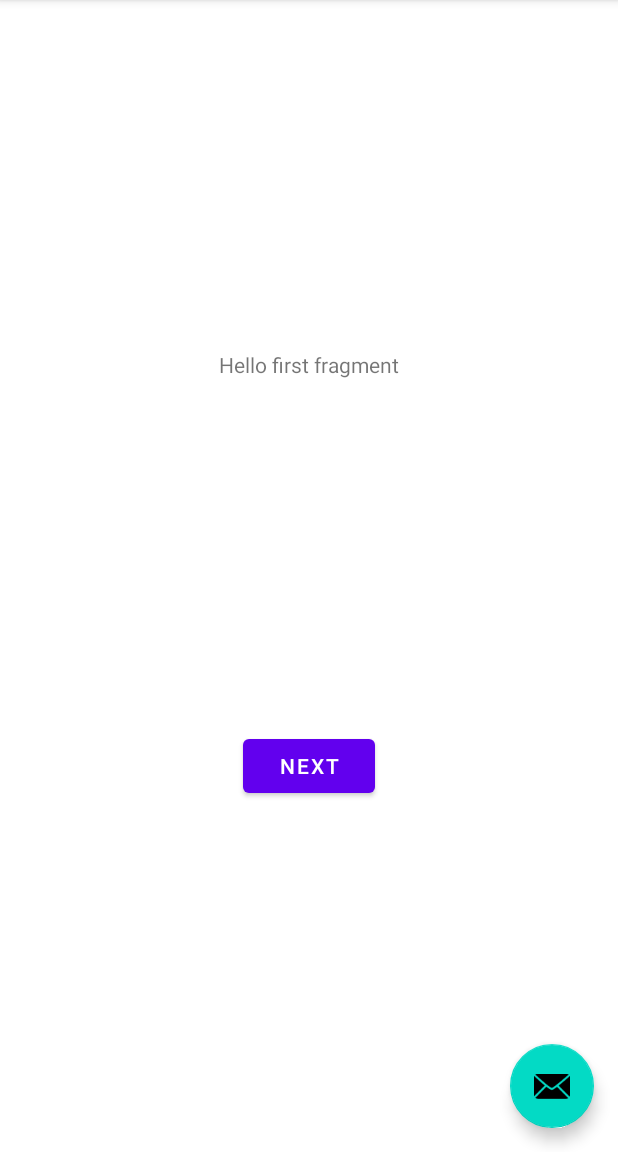
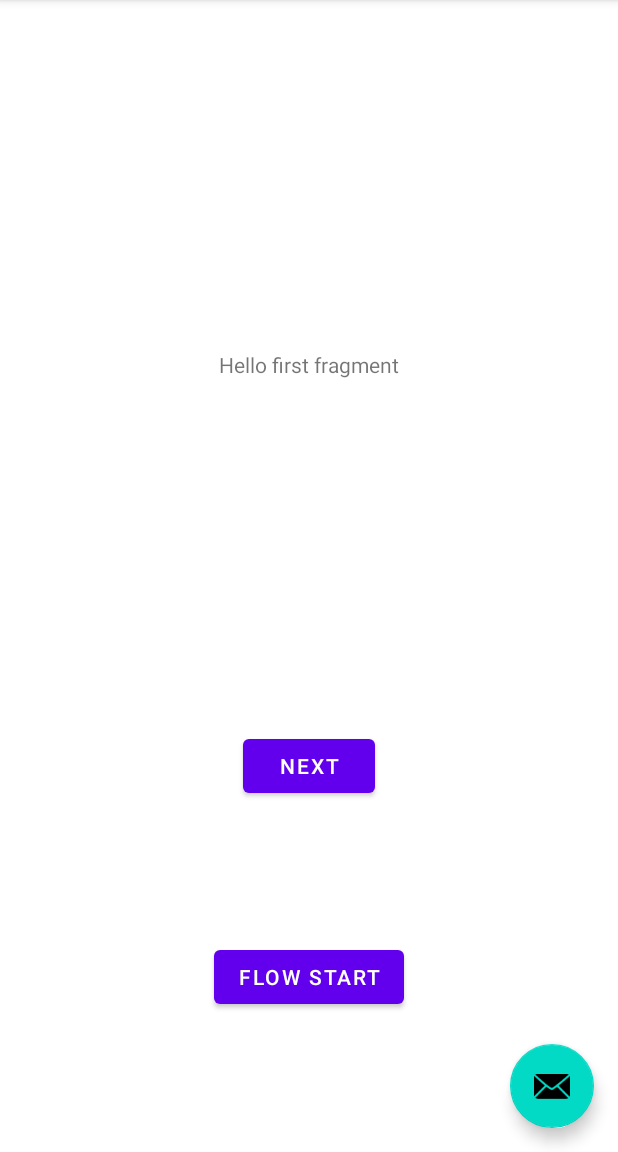
Before and after one commit to tancongcong123/MyKotlin, an Android app: the screen it shows after launch (MainActivity), on a phone screen of 412 x 824 dp, the part 84-1236 px from its top. Run offline under Robolectric (Android 15) with nearby library versions, the phone set to English and light mode, and no system bars.

```diff
--- a/app/src/main/res/layout/fragment_first.xml
+++ b/app/src/main/res/layout/fragment_first.xml
@@ -28,4 +28,14 @@
             app:layout_constraintEnd_toEndOf="parent"
             app:layout_constraintBottom_toBottomOf="parent"
     />
+
+    <Button
+            android:id="@+id/button_flow"
+            android:layout_width="wrap_content"
+            android:layout_height="wrap_content"
+            android:text="flow start"
+            app:layout_constraintTop_toBottomOf="@id/button_first"
+            app:layout_constraintStart_toStartOf="parent"
+            app:layout_constraintEnd_toEndOf="parent"
+            app:layout_constraintBottom_toBottomOf="parent"/>
 </androidx.constraintlayout.widget.ConstraintLayout>
```
